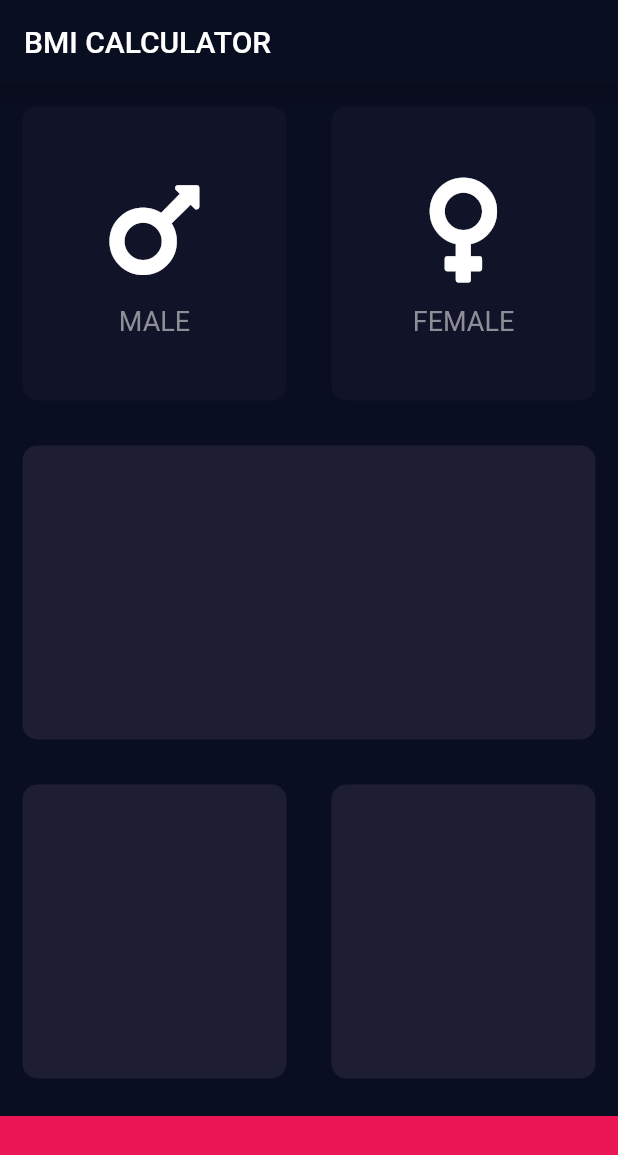
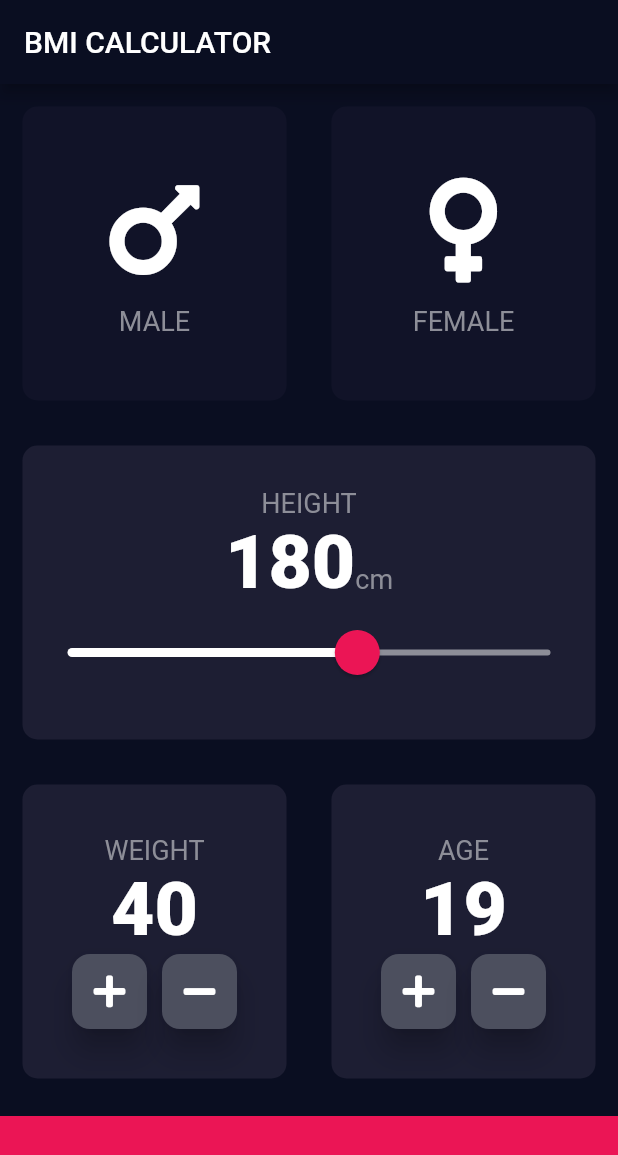
Before and after one commit to Xheghun/bmi_calculator, a Flutter app: the screen it shows after launch, on a phone screen of 412 x 824 dp. Shown: the top 1155 px of the screen. Run offline on Flutter 3.47's test engine with Material 2 defaults, Android fonts, the phone set to English and light mode, and no system bars; our stand-ins replace font_awesome_flutter.

Commit message:
layout complete

```diff
--- a/lib/card_child.dart
+++ b/lib/card_child.dart
@@ -1,7 +1,6 @@
 import 'package:flutter/material.dart';
 
-const fontColor = Color(0xFF8D8E98);
-const labelTextStyle = TextStyle(fontSize: 18, color: fontColor);
+import 'constants.dart';
 
 class CardChild extends StatelessWidget {
   final String label;
@@ -23,7 +22,7 @@ class CardChild extends StatelessWidget {
         ),
         Text(
           label,
-          style: labelTextStyle,
+          style: KLabelTextStyle,
         ),
       ],
     );
--- /dev/null
+++ b/lib/constants.dart
@@ -0,0 +1,15 @@
+import 'package:flutter/material.dart';
+
+//constant name should start with 'K'
+
+const KFontColor = Color(0xFF8D8E98);
+const KBottomContainerHeight = 80.0;
+const KActiveCardColor = Color(0xFF1D1E33);
+const KInactiveCardColor = Color(0xFF111328);
+
+const KFabBackgroundColor = Color(0xFF4C4F5E);
+
+const KBottomContainerColor = Color(0xFFEB1555);
+
+const KLabelTextStyle = TextStyle(fontSize: 18, color: KFontColor);
+const KLargeTextStyle = TextStyle(fontSize: 50.0, fontWeight: FontWeight.w900);
--- a/lib/input_page.dart
+++ b/lib/input_page.dart
@@ -3,12 +3,7 @@ import 'package:flutter/material.dart';
 import 'package:font_awesome_flutter/font_awesome_flutter.dart';
 
 import 'card_child.dart';
-
-const bottomContainerHeight = 80.0;
-const activeCardColor = Color(0xFF1D1E33);
-const inactiveCardColor = Color(0xFF111328);
-final bottomContainerColor = Color(0xFFEB1555);
-const fontColor = Color(0xFF8D8E98);
+import 'constants.dart';
 
 enum Gender { MALE, FEMALE }
 
@@ -19,6 +14,9 @@ class InputPage extends StatefulWidget {
 
 class _InputPageState extends State<InputPage> {
   Gender selectedGender;
+  int height = 180;
+  int weight = 40;
+  int age = 19;
 
   @override
   Widget build(BuildContext context) {
@@ -45,8 +43,8 @@ class _InputPageState extends State<InputPage> {
                     label: "MALE",
                   ),
                   colour: selectedGender == Gender.MALE
-                      ? activeCardColor
-                      : inactiveCardColor,
+                      ? KActiveCardColor
+                      : KInactiveCardColor,
                 )),
                 Expanded(
                   child: ReusableCard(
@@ -57,8 +55,8 @@ class _InputPageState extends State<InputPage> {
                       });
                     },
                     colour: selectedGender == Gender.FEMALE
-                        ? activeCardColor
-                        : inactiveCardColor,
+                        ? KActiveCardColor
+                        : KInactiveCardColor,
                     cardChild: CardChild(
                         label: "FEMALE", iconData: FontAwesomeIcons.venus),
                   ),
@@ -68,7 +66,53 @@ class _InputPageState extends State<InputPage> {
           ),
           Expanded(
               child: ReusableCard(
-            colour: activeCardColor,
+                colour: KActiveCardColor,
+                cardChild: Column(
+                  mainAxisAlignment: MainAxisAlignment.center,
+                  children: <Widget>[
+                    Text(
+                      "HEIGHT",
+                      style: KLabelTextStyle,
+                    ),
+                    Row(
+                      mainAxisAlignment: MainAxisAlignment.center,
+                      crossAxisAlignment: CrossAxisAlignment.baseline,
+                      textBaseline: TextBaseline.alphabetic,
+                      children: <Widget>[
+                        Text(
+                          height.toString(),
+                          style: KLargeTextStyle,
+                        ),
+                        Text(
+                          "cm",
+                          style: KLabelTextStyle,
+                        ),
+                      ],
+                    ),
+                    SliderTheme(
+                      data: SliderTheme.of(context).copyWith(
+                          activeTrackColor: Colors.white,
+                          overlayColor: Color(0x15EB1555),
+                          thumbColor: KBottomContainerColor,
+                          thumbShape: RoundSliderThumbShape(
+                              enabledThumbRadius: 15),
+                          overlayShape: RoundSliderOverlayShape(
+                              overlayRadius: 30)),
+                      child: Slider(
+                        value: height.toDouble(),
+                        min: 120,
+                        max: 220,
+                        inactiveColor: KFontColor,
+                        onChanged: (double newValue) {
+                          print(newValue);
+                          setState(() {
+                            height = newValue.round();
+                          });
+                        },
+                      ),
+                    )
+                  ],
+                ),
           )),
           Expanded(
             child: Row(
@@ -76,25 +120,126 @@ class _InputPageState extends State<InputPage> {
               children: <Widget>[
                 Expanded(
                   child: ReusableCard(
-                    colour: activeCardColor,
+                    colour: KActiveCardColor,
+                    cardChild: Column(
+                      mainAxisAlignment: MainAxisAlignment.center,
+                      children: <Widget>[
+                        Text(
+                          "WEIGHT",
+                          style: KLabelTextStyle,
+                        ),
+                        Text(
+                          weight.toString(),
+                          style: KLargeTextStyle,
+                        ),
+                        Row(
+                          mainAxisAlignment: MainAxisAlignment.center,
+                          children: <Widget>[
+                            RoundIconButton(
+                              icon: FontAwesomeIcons.plus,
+                              function: () {
+                                setState(() {
+                                  if (weight < 400) {
+                                    weight++;
+                                  }
+                                });
+                              },
+                            ),
+                            SizedBox(
+                              width: 10,
+                            ),
+                            RoundIconButton(
+                              icon: FontAwesomeIcons.minus,
+                              function: () {
+                                setState(() {
+                                  if (weight > 20) {
+                                    weight--;
+                                  }
+                                });
+                              },
+                            ),
+                          ],
+                        )
+                      ],
+                    ),
                   ),
                 ),
                 Expanded(
                   child: ReusableCard(
-                    colour: activeCardColor,
+                    colour: KActiveCardColor,
+                    cardChild: Column(
+                      mainAxisAlignment: MainAxisAlignment.center,
+                      children: <Widget>[
+                        Text(
+                          "AGE",
+                          style: KLabelTextStyle,
+                        ),
+                        Text(
+                          age.toString(),
+                          style: KLargeTextStyle,
+                        ),
+                        Row(
+                          mainAxisAlignment: MainAxisAlignment.center,
+                          children: <Widget>[
+                            RoundIconButton(
+                              icon: FontAwesomeIcons.plus,
+                              function: () {
+                                setState(() {
+                                  if (age < 200) {
+                                    age++;
+                                  }
+                                });
+                              },
+                            ),
+                            SizedBox(
+                              width: 10,
+                            ),
+                            RoundIconButton(
+                              icon: FontAwesomeIcons.minus,
+                              function: () {
+                                setState(() {
+                                  if (age > 1) {
+                                    age--;
+                                  }
+                                });
+                              },
+                            ),
+                          ],
+                        )
+                      ],
+                    ),
                   ),
                 ),
               ],
             ),
           ),
           Container(
-            color: bottomContainerColor,
+            color: KBottomContainerColor,
             margin: EdgeInsets.only(top: 10),
             width: double.infinity,
-            height: bottomContainerHeight,
+            height: KBottomContainerHeight,
           )
         ],
       ),
     );
   }
 }
+
+class RoundIconButton extends StatelessWidget {
+  final IconData icon;
+  final Function function;
+
+  RoundIconButton({@required this.icon, @required this.function});
+
+  @override
+  Widget build(BuildContext context) {
+    return RawMaterialButton(
+      elevation: 8,
+      onPressed: function,
+      child: Icon(icon),
+      constraints: BoxConstraints.tightFor(width: 50, height: 50),
+      shape: RoundedRectangleBorder(borderRadius: BorderRadius.circular(12)),
+      fillColor: KFabBackgroundColor,
+    );
+  }
+}
```
